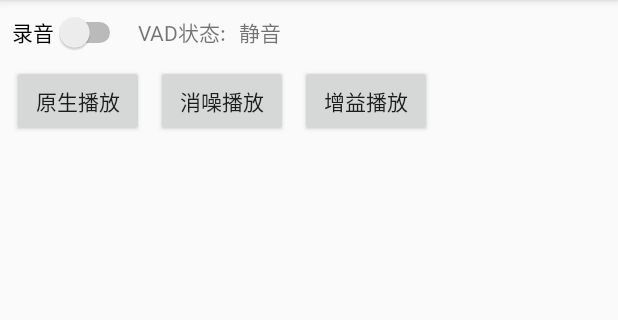
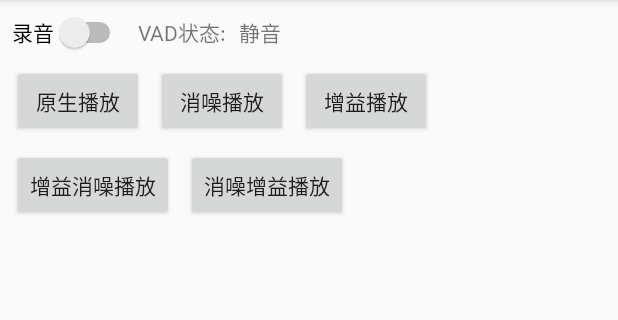
Before and after one commit to xia-chu/webrtc_apm, an Android app: the screen it shows after launch (MainActivity), on a phone screen of 412 x 824 dp, the part 84-404 px from its top. Run offline under Robolectric (Android 15) with nearby library versions, the phone set to English and light mode, and no system bars; 10 statements that could not run were skipped.

Commit message:
添加功能

```diff
--- a/app/src/main/res/layout/activity_main.xml
+++ b/app/src/main/res/layout/activity_main.xml
@@ -52,6 +52,7 @@
         app:layout_constraintStart_toEndOf="@+id/bt_ns"
         android:onClick="onClick_agcPlay"/>
 
+
     <TextView
         android:id="@+id/lb_vad"
         android:layout_width="wrap_content"
@@ -71,4 +72,28 @@
         android:text="静音"
         app:layout_constraintBaseline_toBaselineOf="@+id/lb_vad"
         app:layout_constraintStart_toEndOf="@+id/lb_vad" />
+
+    <Button
+        android:id="@+id/bt_agc_ns"
+        android:layout_width="wrap_content"
+        android:layout_height="wrap_content"
+        android:layout_marginLeft="8dp"
+        android:layout_marginStart="8dp"
+        android:layout_marginTop="8dp"
+        android:text="增益消噪播放"
+        app:layout_constraintStart_toStartOf="parent"
+        app:layout_constraintTop_toBottomOf="@+id/bt_origin"
+        android:onClick="onClick_agcNSPlay"/>
+
+    <Button
+        android:id="@+id/bt_ns_agc"
+        android:layout_width="wrap_content"
+        android:layout_height="wrap_content"
+        android:layout_marginLeft="8dp"
+        android:layout_marginStart="8dp"
+        android:layout_marginTop="8dp"
+        android:text="消噪增益播放"
+        app:layout_constraintStart_toEndOf="@+id/bt_agc_ns"
+        app:layout_constraintTop_toBottomOf="@+id/bt_ns"
+        android:onClick="onClick_nsAgcPlay"/>
 </android.support.constraint.ConstraintLayout>
```
Also changed, not shown: app/src/main/java/com/google/webrtc/apmdemo/MainActivity.java (+44 -1 lines).
